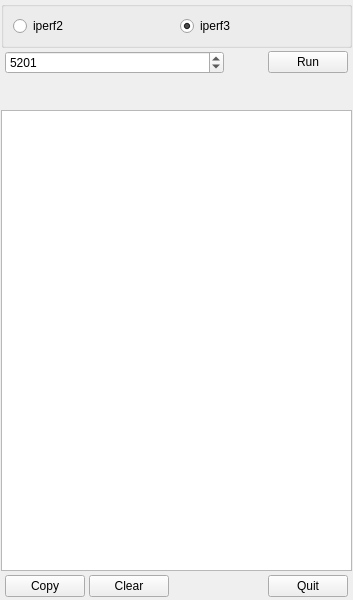
Before: the Qt Designer form src/mainwindow.ui in coolshou/qiperf, drawn with Qt 5.
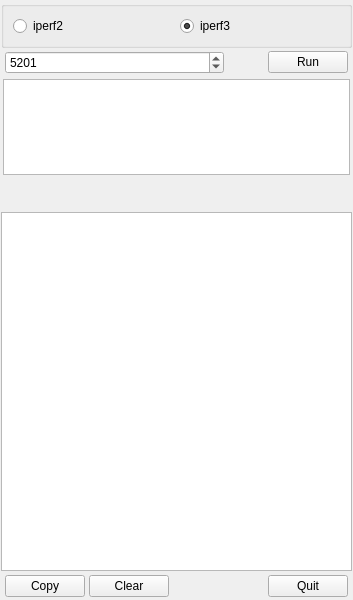
After: the same form once the commit is applied. Icons and pictures are not drawn.

The edit to the form file:
```diff
--- a/src/mainwindow.ui
+++ b/src/mainwindow.ui
@@ -18,7 +18,7 @@
     <normaloff>:/qiperf</normaloff>:/qiperf</iconset>
   </property>
   <widget class="QWidget" name="centralwidget">
-   <layout class="QVBoxLayout" name="verticalLayout" stretch="0,0,0,1,0">
+   <layout class="QVBoxLayout" name="verticalLayout" stretch="0,0,0,0,2,0">
     <property name="spacing">
      <number>2</number>
     </property>
@@ -117,6 +117,70 @@
       </layout>
      </widget>
     </item>
+    <item>
+     <widget class="QWidget" name="w_info" native="true">
+      <property name="maximumSize">
+       <size>
+        <width>16777215</width>
+        <height>100</height>
+       </size>
+      </property>
+      <property name="font">
+       <font>
+        <pointsize>20</pointsize>
+        <bold>true</bold>
+       </font>
+      </property>
+      <property name="styleSheet">
+       <string notr="true"/>
+      </property>
+      <layout class="QHBoxLayout" name="horizontalLayout_4">
+       <property name="spacing">
+        <number>2</number>
+       </property>
+       <property name="leftMargin">
+        <number>2</number>
+       </property>
+       <property name="topMargin">
+        <number>2</number>
+       </property>
+       <property name="rightMargin">
+        <number>2</number>
+       </property>
+       <property name="bottomMargin">
+        <number>2</number>
+       </property>
+       <item>
+        <widget class="QTextEdit" name="te_info">
+         <property name="maximumSize">
+          <size>
+           <width>16777215</width>
+           <height>200</height>
+          </size>
+         </property>
+         <property name="font">
+          <font>
+           <pointsize>22</pointsize>
+           <bold>false</bold>
+          </font>
+         </property>
+         <property name="styleSheet">
+          <string notr="true">color: rgb(255, 0, 0);</string>
+         </property>
+         <property name="lineWrapMode">
+          <enum>QTextEdit::NoWrap</enum>
+         </property>
+         <property name="readOnly">
+          <bool>true</bool>
+         </property>
+         <property name="placeholderText">
+          <string/>
+         </property>
+        </widget>
+       </item>
+      </layout>
+     </widget>
+    </item>
     <item>
      <widget class="QLabel" name="lb_info">
       <property name="font">
```
Left out of the diff: 4 changed lines with no effect on the pictures.
